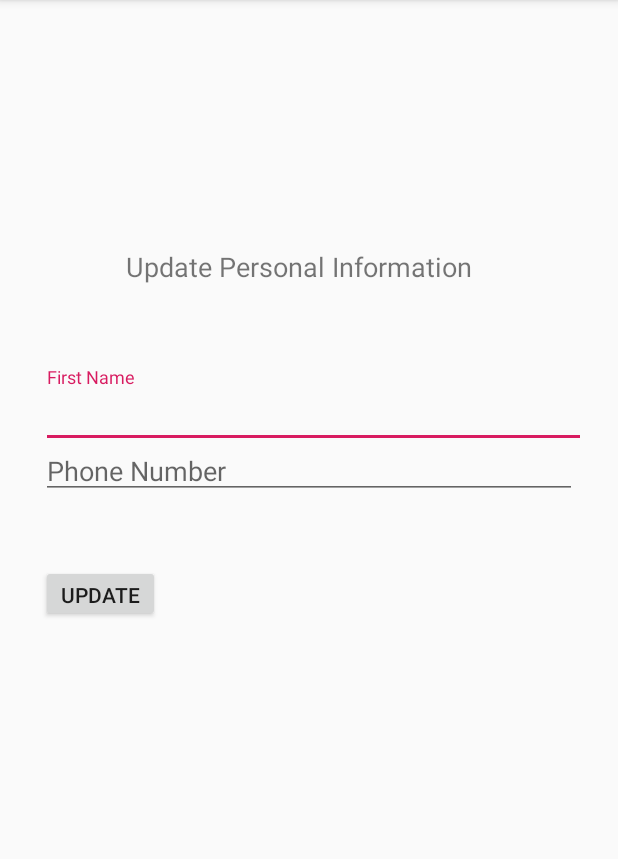
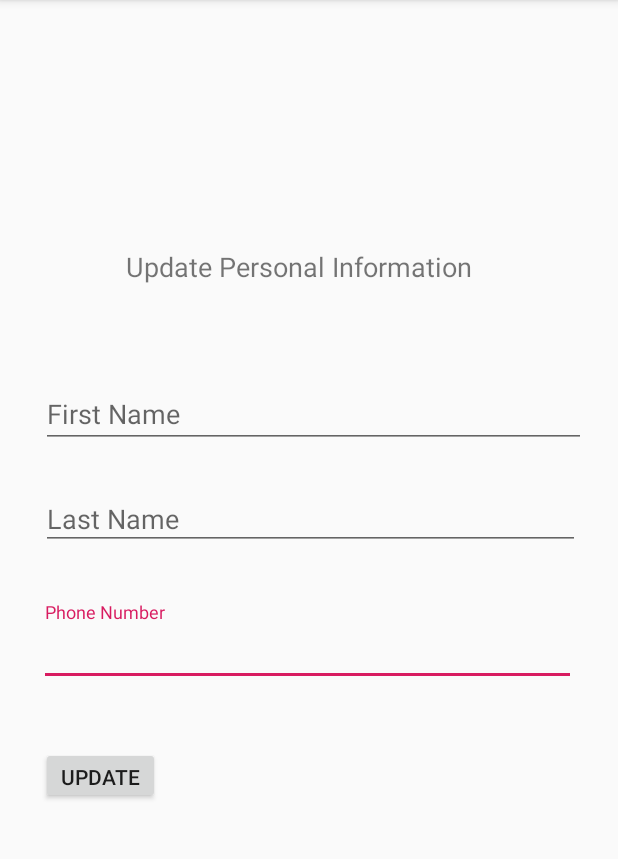
Before and after one commit to sdomi003/UCR_TAPS_APP, an Android app: the EditUserActivity screen opened directly, with no data from a screen before it, on a phone screen of 412 x 824 dp, the part 84-943 px from its top. Run offline under Robolectric (Android 15) with nearby library versions, the phone set to English and light mode, and no system bars; our stand-ins replace Firebase (no records; nobody signed in at launch, a user with empty details on screens opened directly).

Commit message:
Conditional Checks and Info Retrieval

```diff
--- a/app/src/main/res/layout/activity_edit_user.xml
+++ b/app/src/main/res/layout/activity_edit_user.xml
@@ -4,6 +4,27 @@
     xmlns:tools="http://schemas.android.com/tools"
     android:layout_width="match_parent"
     android:layout_height="match_parent">
+
+    <android.support.design.widget.TextInputLayout
+        android:id="@+id/Text_input_layout_11"
+        android:layout_width="358dp"
+        android:layout_height="56dp"
+        android:layout_marginStart="26dp"
+        android:layout_marginTop="25dp"
+        android:layout_marginEnd="26dp"
+        android:layout_marginBottom="32dp"
+        app:layout_constraintBottom_toTopOf="@+id/button"
+        app:layout_constraintEnd_toEndOf="parent"
+        app:layout_constraintHorizontal_bias="0.0"
+        app:layout_constraintStart_toStartOf="parent"
+        app:layout_constraintTop_toBottomOf="@+id/textInputLayout9">
+
+        <android.support.design.widget.TextInputEditText
+            android:id="@+id/Phone_Number"
+            android:layout_width="match_parent"
+            android:layout_height="wrap_content"
+            android:hint="Phone Number" />
+    </android.support.design.widget.TextInputLayout>
 
     <TextView
         android:id="@+id/textView4"
@@ -26,13 +47,13 @@
         android:layout_width="79dp"
         android:layout_height="38dp"
         android:layout_marginStart="27dp"
-        android:layout_marginTop="44dp"
         android:layout_marginEnd="296dp"
+        android:layout_marginBottom="232dp"
         android:text="Update"
+        app:layout_constraintBottom_toBottomOf="parent"
         app:layout_constraintEnd_toEndOf="parent"
         app:layout_constraintHorizontal_bias="0.0"
-        app:layout_constraintStart_toStartOf="parent"
-        app:layout_constraintTop_toBottomOf="@+id/textInputLayout" />
+        app:layout_constraintStart_toStartOf="parent" />
 
     <android.support.design.widget.TextInputLayout
         android:id="@+id/textInputLayout7"
@@ -54,19 +75,16 @@
     </android.support.design.widget.TextInputLayout>
 
     <android.support.design.widget.TextInputLayout
-        android:id="@+id/textInputLayout5"
+        android:id="@+id/textInputLayout9"
         android:layout_width="359dp"
         android:layout_height="50dp"
         android:layout_marginStart="27dp"
         android:layout_marginTop="18dp"
         android:layout_marginEnd="25dp"
-        android:layout_marginBottom="477dp"
-        app:layout_constraintBottom_toBottomOf="parent"
         app:layout_constraintEnd_toEndOf="parent"
         app:layout_constraintHorizontal_bias="0.0"
         app:layout_constraintStart_toStartOf="parent"
-        app:layout_constraintTop_toBottomOf="@+id/textInputLayout7"
-        app:layout_constraintVertical_bias="0.0">
+        app:layout_constraintTop_toBottomOf="@+id/textInputLayout7">
 
         <android.support.design.widget.TextInputEditText
             android:id="@+id/Last_Name"
@@ -75,23 +93,4 @@
             android:hint="Last Name" />
     </android.support.design.widget.TextInputLayout>
 
-    <android.support.design.widget.TextInputLayout
-        android:id="@+id/textInputLayout"
-        android:layout_width="357dp"
-        android:layout_height="46dp"
-        android:layout_marginStart="27dp"
-        android:layout_marginTop="20dp"
-        android:layout_marginEnd="27dp"
-        app:layout_constraintEnd_toEndOf="parent"
-        app:layout_constraintHorizontal_bias="0.0"
-        app:layout_constraintStart_toStartOf="parent"
-        app:layout_constraintTop_toBottomOf="@+id/textInputLayout5">
-
-        <android.support.design.widget.TextInputEditText
-            android:id="@+id/Phone_Number"
-            android:layout_width="match_parent"
-            android:layout_height="wrap_content"
-            android:hint="Phone Number" />
-    </android.support.design.widget.TextInputLayout>
-
 </android.support.constraint.ConstraintLayout>
```
Also changed, not shown: app/src/main/java/com/example/project/EditUserActivity.java (+7 -3 lines), app/src/main/java/com/example/project/HomeScreen.java (+8 -2 lines).
